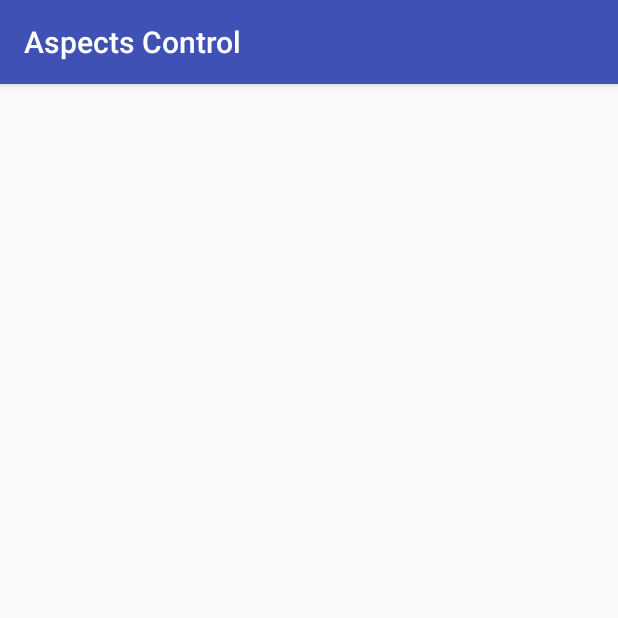
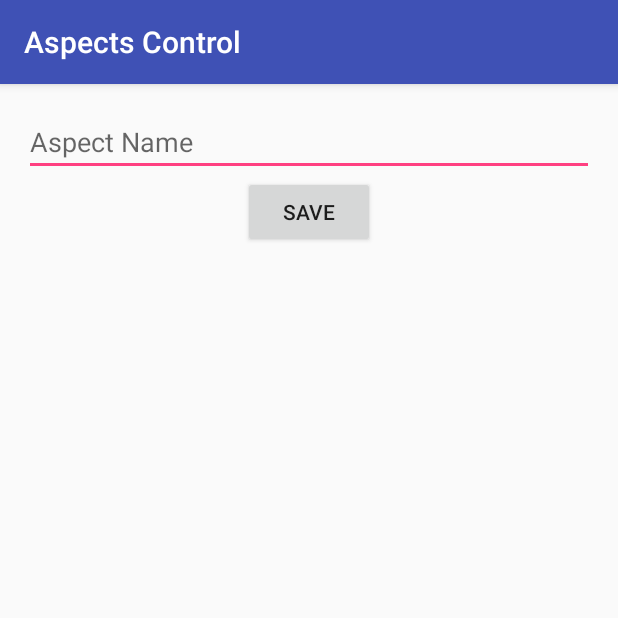
Before and after one commit to augustocardoso07/AspectsControl, an Android app: the NewAspect screen opened directly, with no data from a screen before it, on a phone screen of 412 x 824 dp, the top half of it. Run offline under Robolectric (Android 15) with nearby library versions, the phone set to English and light mode, and no system bars; libraries missing offline, so code that uses them is left out: io.realm.

Commit message:
new aspect saved on realm database

```diff
--- a/app/src/main/res/layout/activity_new_aspect.xml
+++ b/app/src/main/res/layout/activity_new_aspect.xml
@@ -1,9 +1,25 @@
 <?xml version="1.0" encoding="utf-8"?>
-<android.support.constraint.ConstraintLayout xmlns:android="http://schemas.android.com/apk/res/android"
+<LinearLayout xmlns:android="http://schemas.android.com/apk/res/android"
     xmlns:app="http://schemas.android.com/apk/res-auto"
+    android:orientation="vertical"
+    android:padding="16dp"
     xmlns:tools="http://schemas.android.com/tools"
     android:layout_width="match_parent"
     android:layout_height="match_parent"
     tools:context="com.example.renancardoso.aspectscontrol.NewAspect">
 
-</android.support.constraint.ConstraintLayout>
+
+    <EditText
+        android:id="@+id/new_aspect_name"
+        android:layout_width="match_parent"
+        android:layout_height="wrap_content"
+        android:hint="@string/aspect_name"/>
+
+    <Button
+        android:id="@+id/add_aspect"
+        android:layout_width="wrap_content"
+        android:layout_height="wrap_content"
+        android:layout_gravity="center"
+        android:text="@string/save"/>
+
+</LinearLayout>
--- a/app/src/main/res/menu/menu_main.xml
+++ b/app/src/main/res/menu/menu_main.xml
@@ -3,8 +3,8 @@
     xmlns:tools="http://schemas.android.com/tools"
     tools:context="com.example.renancardoso.aspectscontrol.MainActivity">
     <item
-        android:id="@+id/action_settings"
+        android:id="@+id/action_delete_all"
         android:orderInCategory="100"
-        android:title="@string/action_settings"
+        android:title="Delete all"
         app:showAsAction="never" />
 </menu>
--- a/app/src/main/res/values/strings.xml
+++ b/app/src/main/res/values/strings.xml
@@ -4,4 +4,7 @@
 
     <string name="add_new_Aspect">Add New Aspect</string>
     <string name="start_notes_routine">Start Notes Routine</string>
+
+    <string name="aspect_name">Aspect Name</string>
+    <string name="save">Save</string>
 </resources>
```
Also changed, not shown: app/src/main/java/com/example/renancardoso/aspectscontrol/MainActivity.java (+13 -7 lines), app/src/main/java/com/example/renancardoso/aspectscontrol/Models/Aspects.java (+1 -10 lines), app/src/main/java/com/example/renancardoso/aspectscontrol/Models/Grades.java (+1 -10 lines), app/src/main/java/com/example/renancardoso/aspectscontrol/MyApplication.java (+4 -3 lines), app/src/main/java/com/example/renancardoso/aspectscontrol/NewAspect.java (+40 -0 lines).
